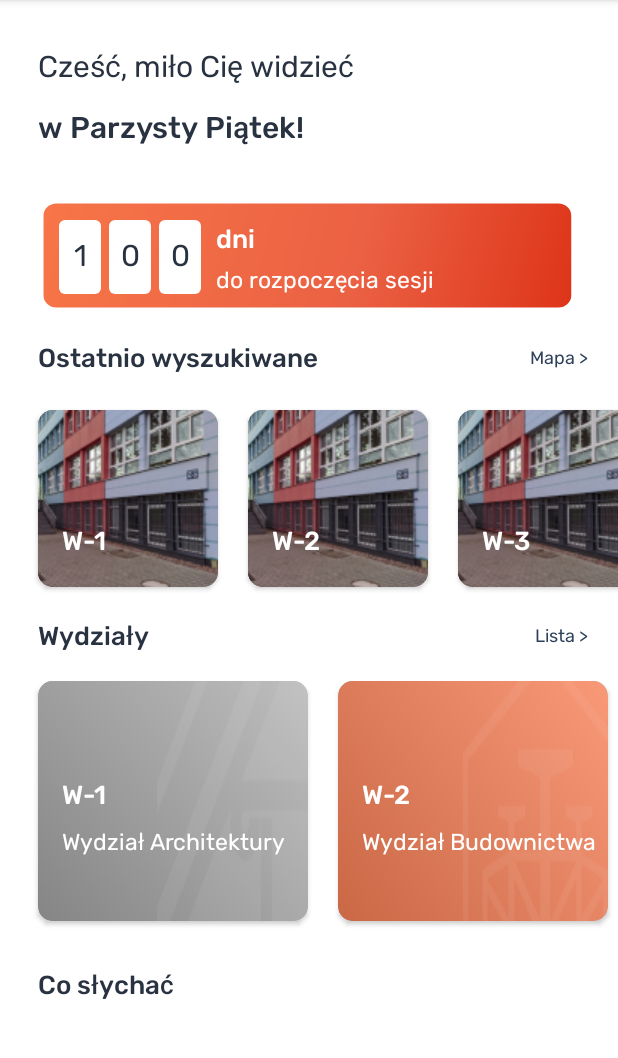
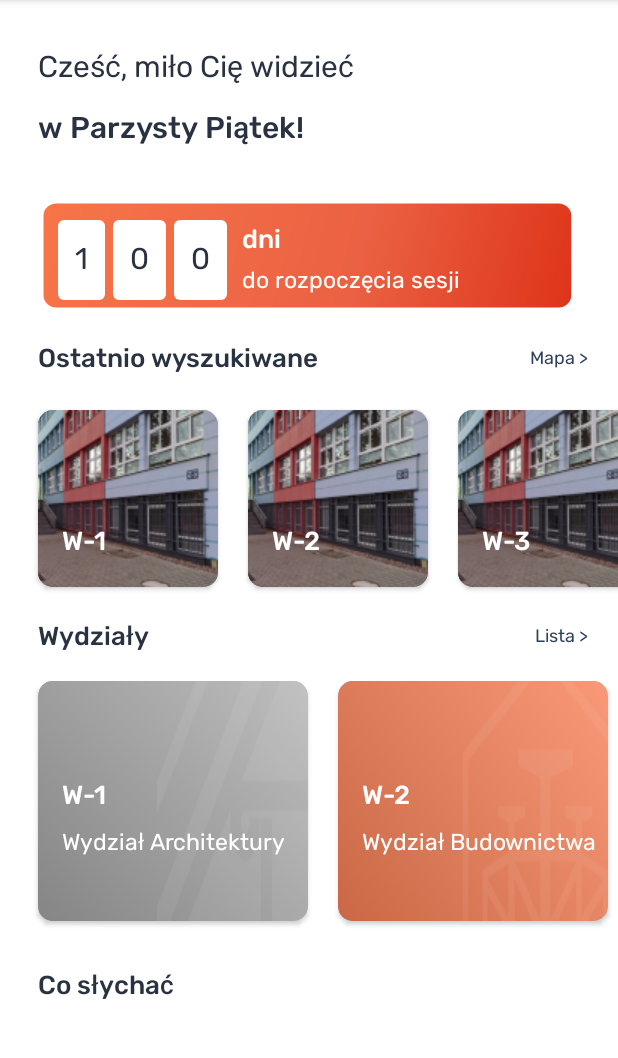
Before and after one commit to Solvro/mobile-topwr-android-legacy, an Android app: the screen it shows after launch (MainActivity), on a phone screen of 412 x 824 dp, the part 84-1142 px from its top. Run offline under Robolectric (Android 15) with nearby library versions, the phone set to English and light mode, and no system bars; our stand-ins replace Dagger/Hilt's generated code, data binding.

Commit message:
change imageviews to textView with padding

```diff
--- a/app/src/main/res/layout/home_fragment.xml
+++ b/app/src/main/res/layout/home_fragment.xml
@@ -24,41 +24,6 @@
                 app:layout_constraintStart_toStartOf="parent"
                 app:layout_constraintTop_toBottomOf="@+id/textViewDay" />
 
-            <ImageView
-                android:id="@+id/imageViewThirdNumberDate"
-                android:layout_width="28dp"
-                android:layout_height="0dp"
-                android:layout_marginBottom="20dp"
-                android:layout_marginStart="5dp"
-                android:layout_marginTop="20dp"
-                android:background="@drawable/rectanglewhite"
-                app:layout_constraintBottom_toBottomOf="@+id/imageViewEndDate"
-                app:layout_constraintStart_toEndOf="@+id/imageViewSecondNumberDate"
-                app:layout_constraintTop_toTopOf="@+id/imageViewEndDate" />
-
-            <ImageView
-                android:id="@+id/imageViewFirstNumberDate"
-                android:layout_width="28dp"
-                android:layout_height="0dp"
-                android:layout_marginBottom="20dp"
-                android:layout_marginStart="20dp"
-                android:layout_marginTop="20dp"
-                android:background="@drawable/rectanglewhite"
-                app:layout_constraintBottom_toBottomOf="@+id/imageViewEndDate"
-                app:layout_constraintStart_toStartOf="@+id/imageViewEndDate"
-                app:layout_constraintTop_toTopOf="@+id/imageViewEndDate" />
-
-            <ImageView
-                android:id="@+id/imageViewSecondNumberDate"
-                android:layout_width="28dp"
-                android:layout_height="0dp"
-                android:layout_marginBottom="20dp"
-                android:layout_marginStart="5dp"
-                android:layout_marginTop="20dp"
-                android:background="@drawable/rectanglewhite"
-                app:layout_constraintBottom_toBottomOf="@+id/imageViewEndDate"
-                app:layout_constraintStart_toEndOf="@+id/imageViewFirstNumberDate"
-                app:layout_constraintTop_toTopOf="@+id/imageViewEndDate" />
 
             <TextView
                 android:id="@+id/textView"
@@ -97,7 +62,7 @@
                 android:text="@string/days"
                 android:textColor="@color/white"
                 android:textSize="17sp"
-                app:layout_constraintStart_toEndOf="@+id/imageViewThirdNumberDate"
+                app:layout_constraintStart_toEndOf="@+id/textViewNumber3"
                 app:layout_constraintTop_toTopOf="@+id/imageViewEndDate" />
 
             <TextView
@@ -110,7 +75,7 @@
                 android:text="@string/until_exam"
                 android:textColor="@color/white"
                 android:textSize="15sp"
-                app:layout_constraintStart_toEndOf="@+id/imageViewThirdNumberDate"
+                app:layout_constraintStart_toEndOf="@+id/textViewNumber3"
                 app:layout_constraintTop_toBottomOf="@+id/textViewDays" />
 
 
@@ -120,12 +85,14 @@
                 android:layout_height="wrap_content"
                 android:fontFamily="@font/rubik"
                 android:text="1"
+                android:padding="11dp"
+                android:layout_marginStart="19dp"
+                android:layout_marginTop="20dp"
+                android:background="@drawable/rectanglewhite"
                 android:textColor="@color/lightblack"
                 android:textSize="20sp"
-                app:layout_constraintBottom_toBottomOf="@+id/imageViewFirstNumberDate"
-                app:layout_constraintEnd_toEndOf="@+id/imageViewFirstNumberDate"
-                app:layout_constraintStart_toStartOf="@+id/imageViewFirstNumberDate"
-                app:layout_constraintTop_toTopOf="@+id/imageViewFirstNumberDate" />
+                app:layout_constraintStart_toStartOf="@+id/imageViewEndDate"
+                app:layout_constraintTop_toTopOf="@+id/imageViewEndDate"/>
 
             <TextView
                 android:id="@+id/textViewNumber2"
@@ -133,12 +100,14 @@
                 android:layout_height="wrap_content"
                 android:fontFamily="@font/rubik"
                 android:text="0"
+                android:padding="11dp"
+                android:layout_marginStart="5dp"
+                android:layout_marginTop="20dp"
                 android:textColor="@color/lightblack"
+                android:background="@drawable/rectanglewhite"
                 android:textSize="20sp"
-                app:layout_constraintBottom_toBottomOf="@+id/imageViewSecondNumberDate"
-                app:layout_constraintEnd_toEndOf="@+id/imageViewSecondNumberDate"
-                app:layout_constraintStart_toStartOf="@+id/imageViewSecondNumberDate"
-                app:layout_constraintTop_toTopOf="@+id/imageViewSecondNumberDate" />
+                app:layout_constraintStart_toEndOf="@id/textViewNumber1"
+                app:layout_constraintTop_toTopOf="@+id/imageViewEndDate"/>
 
             <TextView
                 android:id="@+id/textViewNumber3"
@@ -146,12 +115,14 @@
                 android:layout_height="wrap_content"
                 android:fontFamily="@font/rubik"
                 android:text="0"
+                android:layout_marginTop="20dp"
+                android:layout_marginStart="5dp"
                 android:textColor="@color/lightblack"
+                android:background="@drawable/rectanglewhite"
+                android:padding="11dp"
                 android:textSize="20sp"
-                app:layout_constraintBottom_toBottomOf="@+id/imageViewThirdNumberDate"
-                app:layout_constraintEnd_toEndOf="@+id/imageViewThirdNumberDate"
-                app:layout_constraintStart_toStartOf="@+id/imageViewThirdNumberDate"
-                app:layout_constraintTop_toTopOf="@+id/imageViewThirdNumberDate" />
+                app:layout_constraintTop_toTopOf="@+id/imageViewEndDate"
+                app:layout_constraintStart_toEndOf="@id/textViewNumber2"/>
 
 
             <TextView
```
